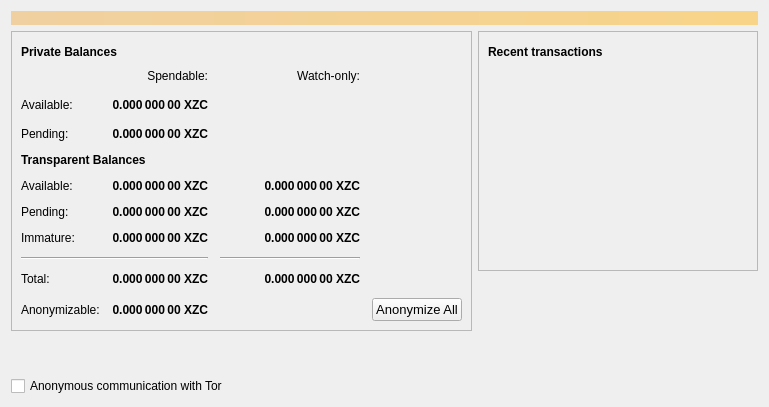
firoorg/firo, file src/qt/forms/overviewpage.ui: the form before one commit.
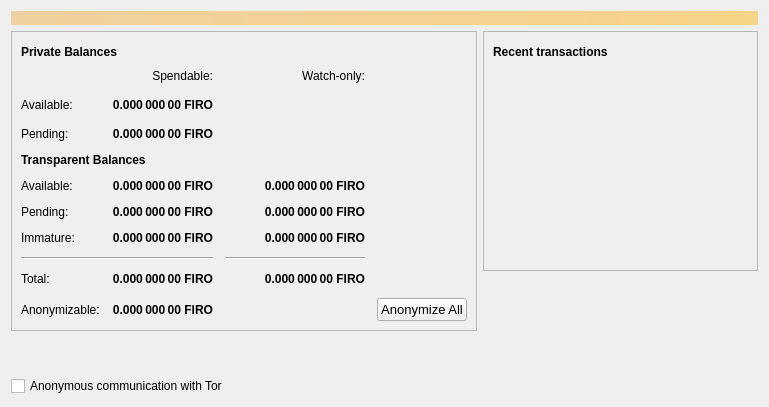
The form after the commit. Icons and pictures are not drawn.

Commit message: Rename zcoin->firo

```diff
--- a/src/qt/forms/overviewpage.ui
+++ b/src/qt/forms/overviewpage.ui
@@ -156,7 +156,7 @@
                </font>
               </property>
               <property name="text">
-               <string>0.000 000 00 XZC</string>
+               <string>0.000 000 00 FIRO</string>
               </property>
               <property name="alignment">
                <set>Qt::AlignRight|Qt::AlignTrailing|Qt::AlignVCenter</set>
@@ -178,7 +178,7 @@
                <string>Unconfirmed transactions to watch-only addresses</string>
               </property>
               <property name="text">
-               <string notr="true">0.000 000 00 XZC</string>
+               <string notr="true">0.000 000 00 FIRO</string>
               </property>
               <property name="alignment">
                <set>Qt::AlignRight|Qt::AlignTrailing|Qt::AlignVCenter</set>
@@ -203,7 +203,7 @@
                <string>Your current spendable balance</string>
               </property>
               <property name="text">
-               <string notr="true">0.000 000 00 XZC</string>
+               <string notr="true">0.000 000 00 FIRO</string>
               </property>
               <property name="alignment">
                <set>Qt::AlignRight|Qt::AlignTrailing|Qt::AlignVCenter</set>
@@ -238,7 +238,7 @@
                <string>Your current balance in watch-only addresses</string>
               </property>
               <property name="text">
-               <string notr="true">0.000 000 00 XZC</string>
+               <string notr="true">0.000 000 00 FIRO</string>
               </property>
               <property name="alignment">
                <set>Qt::AlignRight|Qt::AlignTrailing|Qt::AlignVCenter</set>
@@ -270,7 +270,7 @@
                <string>Total of anonymize transactions that have yet to be confirmed, and do not yet count toward the spendable balance</string>
               </property>
               <property name="text">
-               <string>0.000 000 00 XZC</string>
+               <string>0.000 000 00 FIRO</string>
               </property>
               <property name="alignment">
                <set>Qt::AlignRight|Qt::AlignTrailing|Qt::AlignVCenter</set>
@@ -345,7 +345,7 @@
                <string>Your current total balance</string>
               </property>
               <property name="text">
-               <string notr="true">0.000 000 00 XZC</string>
+               <string notr="true">0.000 000 00 FIRO</string>
               </property>
               <property name="alignment">
                <set>Qt::AlignRight|Qt::AlignTrailing|Qt::AlignVCenter</set>
@@ -370,7 +370,7 @@
                <string>Current total balance in watch-only addresses</string>
               </property>
               <property name="text">
-               <string notr="true">0.000 000 00 XZC</string>
+               <string notr="true">0.000 000 00 FIRO</string>
               </property>
               <property name="alignment">
                <set>Qt::AlignRight|Qt::AlignTrailing|Qt::AlignVCenter</set>
@@ -402,7 +402,7 @@
                <string>Total of transactions that have yet to be confirmed, and do not yet count toward the spendable balance</string>
               </property>
               <property name="text">
-               <string notr="true">0.000 000 00 XZC</string>
+               <string notr="true">0.000 000 00 FIRO</string>
               </property>
               <property name="alignment">
                <set>Qt::AlignRight|Qt::AlignTrailing|Qt::AlignVCenter</set>
@@ -452,7 +452,7 @@
                <string>Mined balance that has not yet matured</string>
               </property>
               <property name="text">
-               <string notr="true">0.000 000 00 XZC</string>
+               <string notr="true">0.000 000 00 FIRO</string>
               </property>
               <property name="alignment">
                <set>Qt::AlignRight|Qt::AlignTrailing|Qt::AlignVCenter</set>
@@ -477,7 +477,7 @@
                <string>Mined balance in watch-only addresses that has not yet matured</string>
               </property>
               <property name="text">
-               <string notr="true">0.000 000 00 XZC</string>
+               <string notr="true">0.000 000 00 FIRO</string>
               </property>
               <property name="alignment">
                <set>Qt::AlignRight|Qt::AlignTrailing|Qt::AlignVCenter</set>
@@ -509,7 +509,7 @@
                <string>Your current spendable anonymized balance</string>
               </property>
               <property name="text">
-               <string>0.000 000 00 XZC</string>
+               <string>0.000 000 00 FIRO</string>
               </property>
               <property name="alignment">
                <set>Qt::AlignRight|Qt::AlignTrailing|Qt::AlignVCenter</set>
```
Left out of the diff: 4 changed lines with no effect on the pictures. The commit also changes 377 other files.
